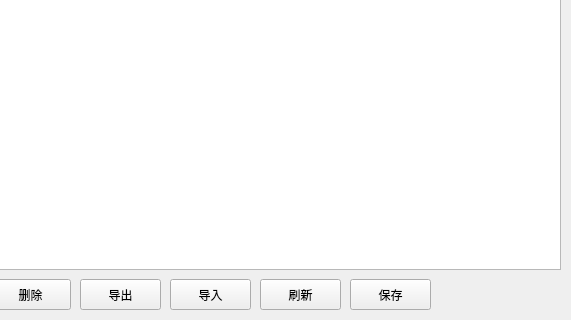
The window that Library/UIs/crontab.ui (HuoHuas001/Phsebot3.0) describes before a commit, drawn with Qt 5; both pictures show x 110 to 681 and y 231 to 551 of the 681 by 551 pixel window.
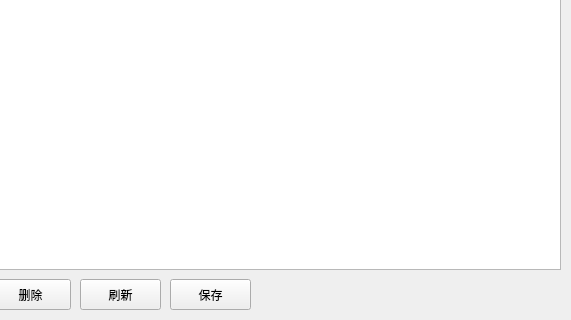
The same window after the commit.

The edit to the form file:
```diff
--- a/Library/UIs/crontab.ui
+++ b/Library/UIs/crontab.ui
@@ -39,36 +39,10 @@
     <string>删除</string>
    </property>
   </widget>
-  <widget class="QPushButton" name="importer">
-   <property name="geometry">
-    <rect>
-     <x>280</x>
-     <y>510</y>
-     <width>81</width>
-     <height>31</height>
-    </rect>
-   </property>
-   <property name="text">
-    <string>导入</string>
-   </property>
-  </widget>
-  <widget class="QPushButton" name="outer">
-   <property name="geometry">
-    <rect>
-     <x>190</x>
-     <y>510</y>
-     <width>81</width>
-     <height>31</height>
-    </rect>
-   </property>
-   <property name="text">
-    <string>导出</string>
-   </property>
-  </widget>
   <widget class="QPushButton" name="refrusher">
    <property name="geometry">
     <rect>
-     <x>370</x>
+     <x>190</x>
      <y>510</y>
      <width>81</width>
      <height>31</height>
@@ -91,7 +65,7 @@
   <widget class="QPushButton" name="save">
    <property name="geometry">
     <rect>
-     <x>460</x>
+     <x>280</x>
      <y>510</y>
      <width>81</width>
      <height>31</height>
```
